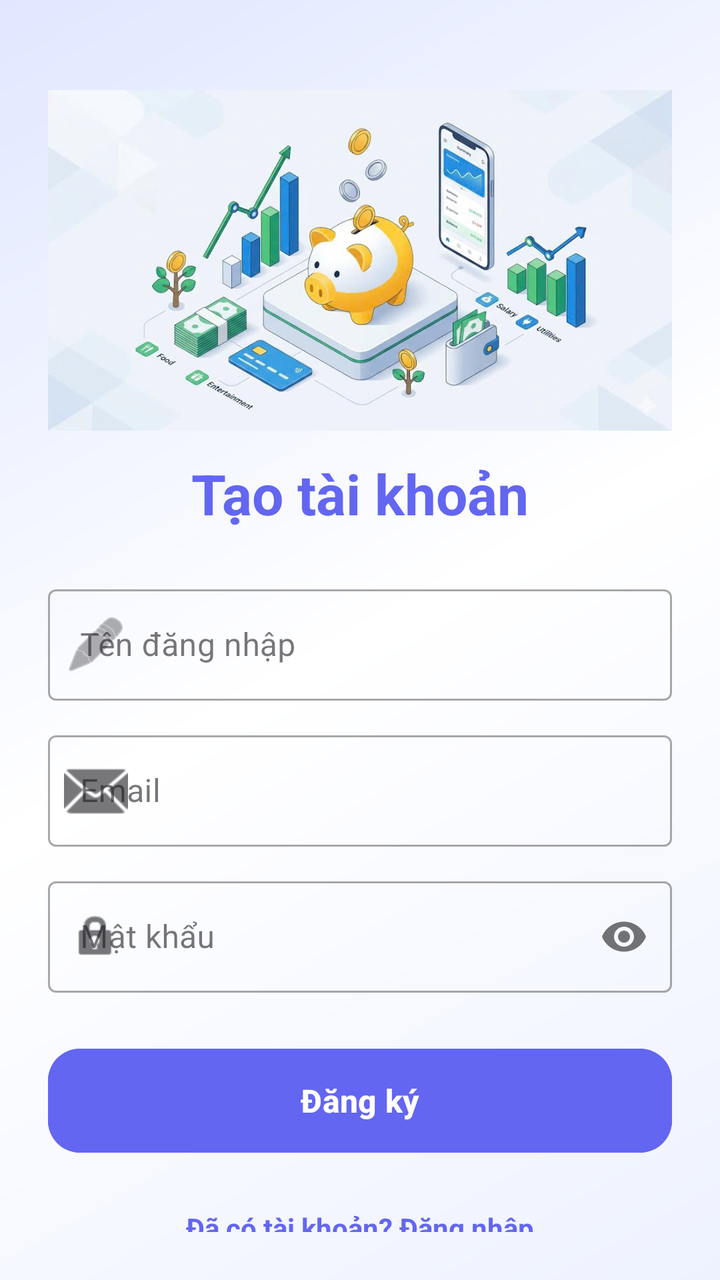
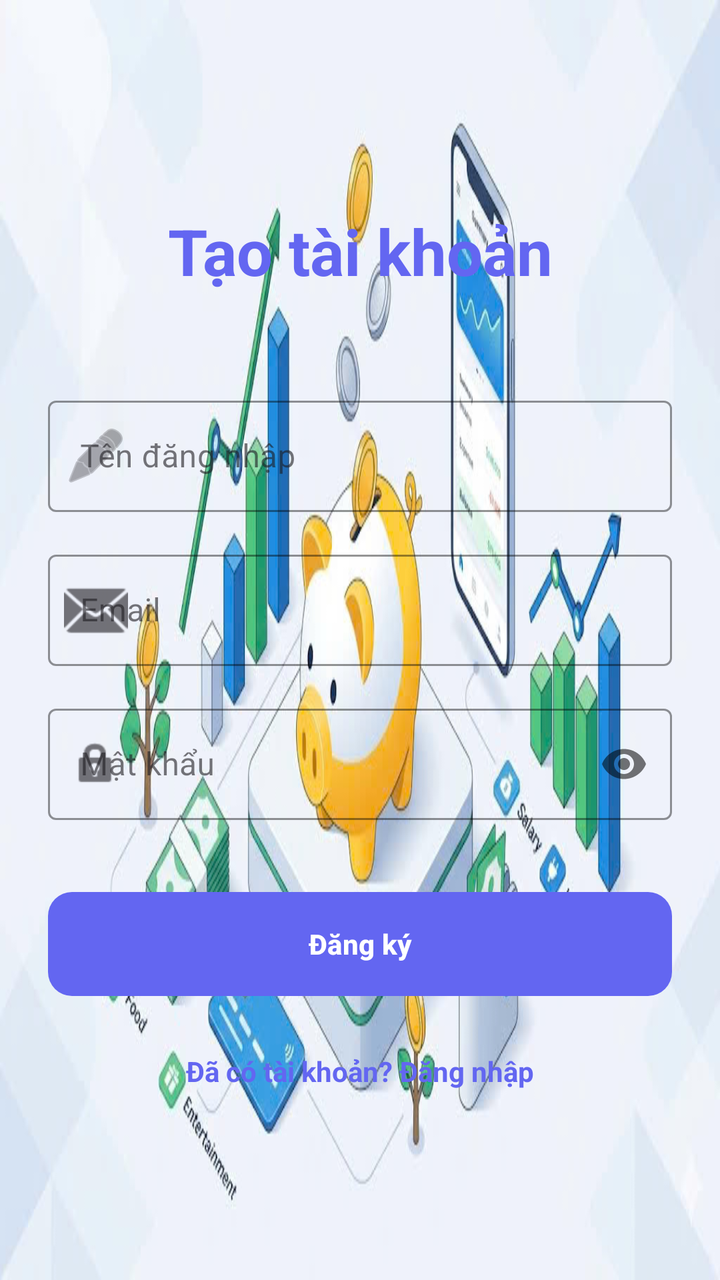

An Android layout rendered at two revisions. The XML below is the earlier revision; the diff shows what the commit changed to produce the second picture.
<!-- AndroidManifest.xml: application theme Theme.Personalfinancemanager -->
<!-- res/layout/activity_register.xml -->
<?xml version="1.0" encoding="utf-8"?>
<androidx.constraintlayout.widget.ConstraintLayout xmlns:android="http://schemas.android.com/apk/res/android"
    xmlns:app="http://schemas.android.com/apk/res-auto"
    android:layout_width="match_parent"
    android:layout_height="match_parent"
    android:padding="24dp"
    android:background="@drawable/bg_app_main_gradient">

    <ImageView
        android:id="@+id/ivIllustration"
        android:layout_width="match_parent"
        android:layout_height="180dp"
        android:src="@drawable/bg_app_main_image"
        android:scaleType="centerInside"
        android:contentDescription="@string/login_illustration_desc"
        app:layout_constraintTop_toTopOf="parent"
        app:layout_constraintStart_toStartOf="parent"
        app:layout_constraintEnd_toEndOf="parent"
        android:layout_marginTop="16dp" />

    <TextView
        android:id="@+id/tvTitle"
        android:layout_width="wrap_content"
        android:layout_height="wrap_content"
        android:text="@string/create_account"
        android:textSize="28sp"
        android:textStyle="bold"
        android:textColor="@color/primary"
        app:layout_constraintTop_toBottomOf="@id/ivIllustration"
        app:layout_constraintStart_toStartOf="parent"
        app:layout_constraintEnd_toEndOf="parent"
        android:layout_marginTop="8dp" />

    <com.google.android.material.textfield.TextInputLayout
        android:id="@+id/tilUsername"
        android:layout_width="match_parent"
        android:layout_height="wrap_content"
        android:hint="@string/username"
        style="@style/Widget.MaterialComponents.TextInputLayout.OutlinedBox"
        app:startIconDrawable="@android:drawable/ic_menu_edit"
        app:layout_constraintTop_toBottomOf="@id/tvTitle"
        android:layout_marginTop="24dp">

        <com.google.android.material.textfield.TextInputEditText
            android:id="@+id/etUsername"
            android:layout_width="match_parent"
            android:layout_height="wrap_content"
            android:inputType="textPersonName"
            android:textColor="@color/textColorPrimary" />
    </com.google.android.material.textfield.TextInputLayout>

    <com.google.android.material.textfield.TextInputLayout
        android:id="@+id/tilEmail"
        android:layout_width="match_parent"
        android:layout_height="wrap_content"
        android:hint="@string/email"
        style="@style/Widget.MaterialComponents.TextInputLayout.OutlinedBox"
        app:startIconDrawable="@android:drawable/ic_dialog_email"
        app:layout_constraintTop_toBottomOf="@id/tilUsername"
        android:layout_marginTop="12dp">

        <com.google.android.material.textfield.TextInputEditText
            android:id="@+id/etEmail"
            android:layout_width="match_parent"
            android:layout_height="wrap_content"
            android:inputType="textEmailAddress"
            android:textColor="@color/textColorPrimary" />
    </com.google.android.material.textfield.TextInputLayout>

    <com.google.android.material.textfield.TextInputLayout
        android:id="@+id/tilPassword"
        android:layout_width="match_parent"
        android:layout_height="wrap_content"
        android:hint="@string/password"
        style="@style/Widget.MaterialComponents.TextInputLayout.OutlinedBox"
        app:startIconDrawable="@android:drawable/ic_lock_idle_lock"
        app:passwordToggleEnabled="true"
        app:layout_constraintTop_toBottomOf="@id/tilEmail"
        android:layout_marginTop="12dp">

        <com.google.android.material.textfield.TextInputEditText
            android:id="@+id/etPassword"
            android:layout_width="match_parent"
            android:layout_height="wrap_content"
            android:inputType="textPassword"
            android:textColor="@color/textColorPrimary" />
    </com.google.android.material.textfield.TextInputLayout>

    <Button
        android:id="@+id/btnRegister"
        android:layout_width="match_parent"
        android:layout_height="60dp"
        android:text="@string/register"
        android:textSize="16sp"
        android:textStyle="bold"
        app:cornerRadius="16dp"
        android:backgroundTint="@color/primary"
        app:layout_constraintTop_toBottomOf="@id/tilPassword"
        android:layout_marginTop="24dp" />

    <TextView
        android:id="@+id/tvGoToLogin"
        android:layout_width="wrap_content"
        android:layout_height="wrap_content"
        android:text="@string/already_have_account"
        android:textColor="@color/primary"
        android:textStyle="bold"
        app:layout_constraintTop_toBottomOf="@id/btnRegister"
        app:layout_constraintStart_toStartOf="parent"
        app:layout_constraintEnd_toEndOf="parent"
        android:layout_marginTop="16dp"
        android:padding="8dp" />

    <ProgressBar
        android:id="@+id/progressBar"
        android:layout_width="wrap_content"
        android:layout_height="wrap_content"
        android:visibility="gone"
        app:layout_constraintTop_toTopOf="parent"
        app:layout_constraintBottom_toBottomOf="parent"
        app:layout_constraintStart_toStartOf="parent"
        app:layout_constraintEnd_toEndOf="parent" />

</androidx.constraintlayout.widget.ConstraintLayout>
<!-- resources referenced by this layout -->
<resources>
  <color name="primary">#6366F1</color>
  <color name="textColorPrimary">#1E293B</color>
  <!-- drawable bg_app_main_gradient (drawable) -->
  <?xml version="1.0" encoding="utf-8"?>
  <shape xmlns:android="http://schemas.android.com/apk/res/android"
      android:shape="rectangle">
      <gradient
          android:startColor="#EEF2FF"
          android:centerColor="#FFFFFF"
          android:endColor="#E0E7FF"
          android:angle="135" />
  </shape>
  <!-- drawable bg_app_main_image: jpg bitmap (drawable, 96445 bytes) -->
  <string name="already_have_account">Đã có tài khoản? Đăng nhập</string>
  <string name="create_account">Tạo tài khoản</string>
  <string name="email">Email</string>
  <string name="login_illustration_desc">Hình minh họa tài chính tiết kiệm</string>
  <string name="password">Mật khẩu</string>
  <string name="register">Đăng ký</string>
  <string name="username">Tên đăng nhập</string>
  <style name="Theme.Personalfinancemanager" parent="Base.Theme.Personalfinancemanager" />
  <style name="Base.Theme.Personalfinancemanager" parent="Theme.Material3.DayNight.NoActionBar">
          <item name="colorPrimary">@color/primary</item>
          <item name="colorPrimaryDark">@color/primary_dark</item>
          <item name="colorAccent">@color/accent</item>
          <item name="android:windowBackground">@drawable/bg_app_main_image</item>
          <item name="android:textColorPrimary">@color/textColorPrimary</item>
          <item name="android:textColorSecondary">@color/textColorSecondary</item>
      </style>
  <color name="primary_dark">#4F46E5</color>
  <color name="accent">#F43F5E</color>
  <color name="textColorSecondary">#64748B</color>
</resources>

<!-- the commit's change to res/layout/activity_register.xml (unified diff, before → after) -->
@@ -4,32 +4,20 @@
     android:layout_width="match_parent"
     android:layout_height="match_parent"
     android:padding="24dp"
-    android:background="@drawable/bg_app_main_gradient">
-
-    <ImageView
-        android:id="@+id/ivIllustration"
-        android:layout_width="match_parent"
-        android:layout_height="180dp"
-        android:src="@drawable/bg_app_main_image"
-        android:scaleType="centerInside"
-        android:contentDescription="@string/login_illustration_desc"
-        app:layout_constraintTop_toTopOf="parent"
-        app:layout_constraintStart_toStartOf="parent"
-        app:layout_constraintEnd_toEndOf="parent"
-        android:layout_marginTop="16dp" />
+    android:background="?android:attr/windowBackground">
 
     <TextView
         android:id="@+id/tvTitle"
         android:layout_width="wrap_content"
         android:layout_height="wrap_content"
         android:text="@string/create_account"
-        android:textSize="28sp"
+        android:textSize="32sp"
         android:textStyle="bold"
         android:textColor="@color/primary"
-        app:layout_constraintTop_toBottomOf="@id/ivIllustration"
+        app:layout_constraintTop_toTopOf="parent"
         app:layout_constraintStart_toStartOf="parent"
         app:layout_constraintEnd_toEndOf="parent"
-        android:layout_marginTop="8dp" />
+        android:layout_marginTop="80dp" />
 
     <com.google.android.material.textfield.TextInputLayout
         android:id="@+id/tilUsername"
@@ -39,7 +27,9 @@
         style="@style/Widget.MaterialComponents.TextInputLayout.OutlinedBox"
         app:startIconDrawable="@android:drawable/ic_menu_edit"
         app:layout_constraintTop_toBottomOf="@id/tvTitle"
-        android:layout_marginTop="24dp">
+        android:layout_marginTop="48dp"
+        app:hintTextColor="@color/primary"
+        app:boxStrokeColor="@color/primary">
 
         <com.google.android.material.textfield.TextInputEditText
             android:id="@+id/etUsername"
@@ -57,7 +47,9 @@
         style="@style/Widget.MaterialComponents.TextInputLayout.OutlinedBox"
         app:startIconDrawable="@android:drawable/ic_dialog_email"
         app:layout_constraintTop_toBottomOf="@id/tilUsername"
-        android:layout_marginTop="12dp">
+        android:layout_marginTop="16dp"
+        app:hintTextColor="@color/primary"
+        app:boxStrokeColor="@color/primary">
 
         <com.google.android.material.textfield.TextInputEditText
             android:id="@+id/etEmail"
@@ -76,7 +68,9 @@
         app:startIconDrawable="@android:drawable/ic_lock_idle_lock"
         app:passwordToggleEnabled="true"
         app:layout_constraintTop_toBottomOf="@id/tilEmail"
-        android:layout_marginTop="12dp">
+        android:layout_marginTop="16dp"
+        app:hintTextColor="@color/primary"
+        app:boxStrokeColor="@color/primary">
 
         <com.google.android.material.textfield.TextInputEditText
             android:id="@+id/etPassword"
@@ -91,12 +85,11 @@
         android:layout_width="match_parent"
         android:layout_height="60dp"
         android:text="@string/register"
-        android:textSize="16sp"
         android:textStyle="bold"
-        app:cornerRadius="16dp"
-        android:backgroundTint="@color/primary"
+        android:textColor="@color/white"
+        app:cornerRadius="12dp"
         app:layout_constraintTop_toBottomOf="@id/tilPassword"
-        android:layout_marginTop="24dp" />
+        android:layout_marginTop="32dp" />
 
     <TextView
         android:id="@+id/tvGoToLogin"
@@ -108,8 +101,7 @@
         app:layout_constraintTop_toBottomOf="@id/btnRegister"
         app:layout_constraintStart_toStartOf="parent"
         app:layout_constraintEnd_toEndOf="parent"
-        android:layout_marginTop="16dp"
-        android:padding="8dp" />
+        android:layout_marginTop="24dp" />
 
     <ProgressBar
         android:id="@+id/progressBar"
<!-- resource entries referenced after the edit -->
@@ -2,21 +2,11 @@
 <resources>
   <color name="primary">#6366F1</color>
   <color name="textColorPrimary">#1E293B</color>
-  <!-- drawable bg_app_main_gradient (drawable) -->
-  <?xml version="1.0" encoding="utf-8"?>
-  <shape xmlns:android="http://schemas.android.com/apk/res/android"
-      android:shape="rectangle">
-      <gradient
-          android:startColor="#EEF2FF"
-          android:centerColor="#FFFFFF"
-          android:endColor="#E0E7FF"
-          android:angle="135" />
-  </shape>
+  <color name="white">#FFFFFFFF</color>
   <!-- drawable bg_app_main_image: jpg bitmap (drawable, 96445 bytes) -->
   <string name="already_have_account">Đã có tài khoản? Đăng nhập</string>
   <string name="create_account">Tạo tài khoản</string>
   <string name="email">Email</string>
-  <string name="login_illustration_desc">Hình minh họa tài chính tiết kiệm</string>
   <string name="password">Mật khẩu</string>
   <string name="register">Đăng ký</string>
   <string name="username">Tên đăng nhập</string>
